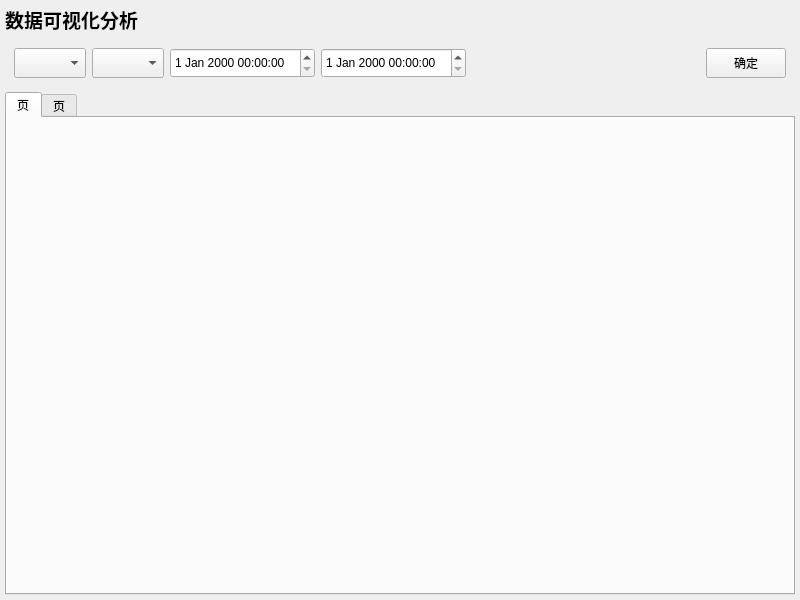
Before: the Qt Designer form SnailIOTMonitoring/src/controller/admindataanalysiscontroller.ui in Amber-muyu/Qt_Project, drawn with Qt 5.
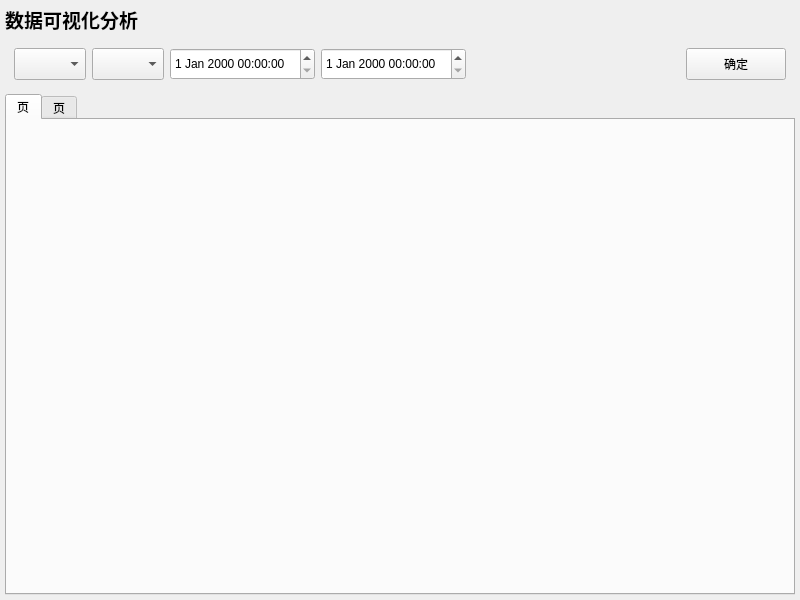
After: the same form once the commit is applied.

Patch:
```diff
--- a/SnailIOTMonitoring/src/controller/admindataanalysiscontroller.ui
+++ b/SnailIOTMonitoring/src/controller/admindataanalysiscontroller.ui
@@ -13,7 +13,7 @@
   <property name="windowTitle">
    <string>Form</string>
   </property>
-  <layout class="QGridLayout" name="gridLayout" rowstretch="5,10,200,0">
+  <layout class="QGridLayout" name="gridLayout" rowstretch="5,10,200">
    <property name="leftMargin">
     <number>5</number>
    </property>
@@ -52,7 +52,7 @@
         <property name="minimumSize">
          <size>
           <width>0</width>
-          <height>30</height>
+          <height>32</height>
          </size>
         </property>
        </widget>
@@ -62,7 +62,7 @@
         <property name="minimumSize">
          <size>
           <width>0</width>
-          <height>30</height>
+          <height>32</height>
          </size>
         </property>
        </widget>
@@ -72,7 +72,7 @@
         <property name="minimumSize">
          <size>
           <width>0</width>
-          <height>30</height>
+          <height>32</height>
          </size>
         </property>
        </widget>
@@ -82,7 +82,7 @@
         <property name="minimumSize">
          <size>
           <width>0</width>
-          <height>30</height>
+          <height>32</height>
          </size>
         </property>
        </widget>
@@ -104,8 +104,8 @@
        <widget class="QPushButton" name="btnOK">
         <property name="minimumSize">
          <size>
-          <width>0</width>
-          <height>30</height>
+          <width>100</width>
+          <height>32</height>
          </size>
         </property>
         <property name="text">
```
